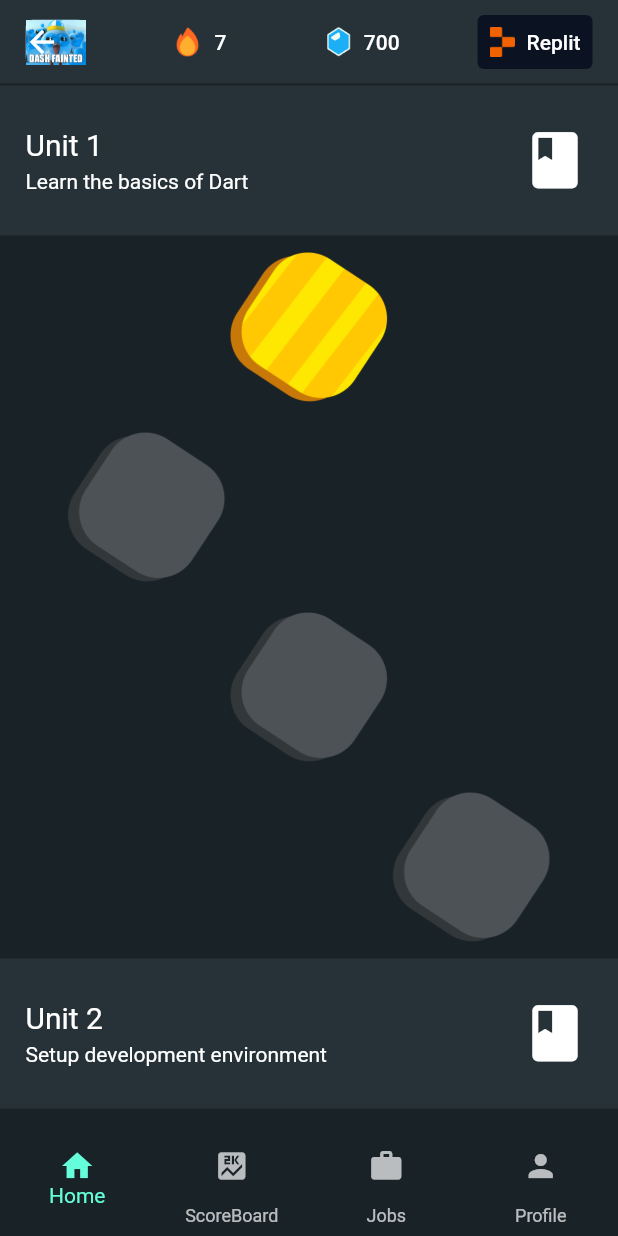
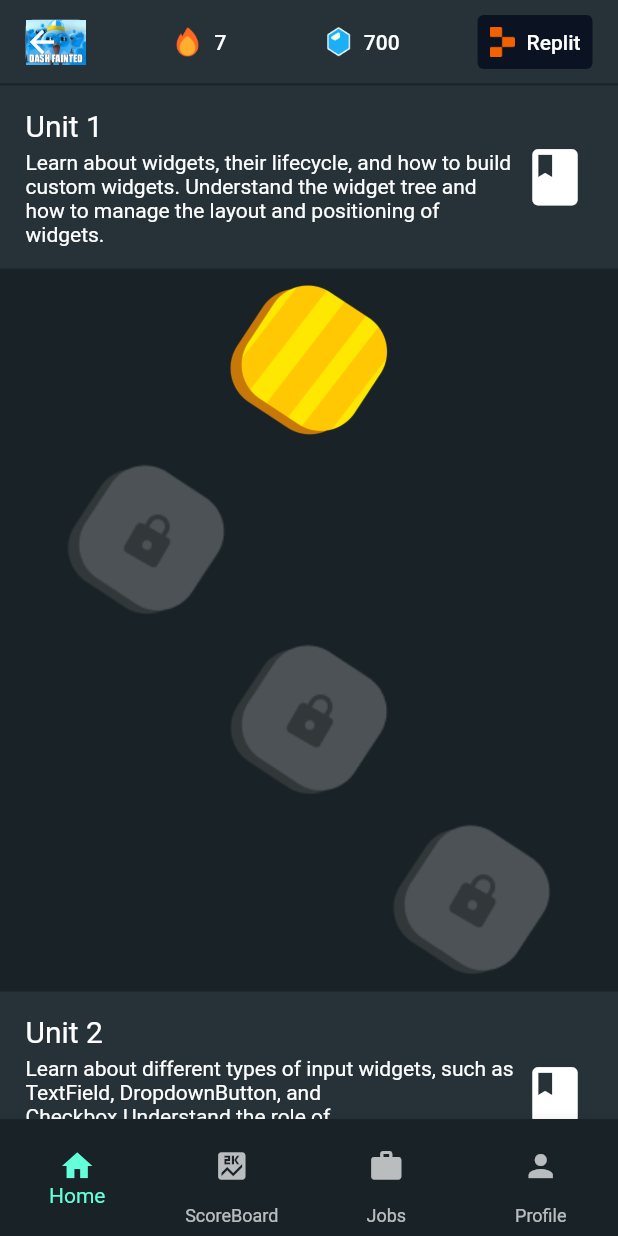
Before and after one commit to DreamBig-in/app_0.1, a Flutter app: the HomeView screen opened by its route, on a phone screen of 412 x 824 dp. Run offline on Flutter 3.47's test engine with Material 2 defaults, Android fonts, the light colour scheme and no system bars; our stand-ins replace animated_text_kit, firebase_auth, firebase_core, flutter_markdown, google_sign_in, rive and 4 more; accounts and stored records are empty; Roboto replaces fonts that are missing (Arial).

Commit message:
UI changes

```diff
--- a/lib/ui/common/mock_data.dart
+++ b/lib/ui/common/mock_data.dart
@@ -4,13 +4,15 @@ import 'package:app/ui/views/login/login_viewmodel.dart';
 const List<Map<String, dynamic>> homeviewResponse = [
   {
     "unit": "1",
-    "unitName": "Learn the basics of Dart",
-    "chapterCount": 5,
+    "unitName":
+        """Learn about widgets, their lifecycle, and how to build custom widgets. Understand the widget tree and how to manage the layout and positioning of widgets.""",
+    "chapterCount": 4,
     "progress": {"chapter_name 1": true, "chapter_name 2": false},
   },
   {
-    "unit": "1",
-    "unitName": "Setup development environment",
+    "unit": "2",
+    "unitName":
+        "Learn about different types of input widgets, such as TextField, DropdownButton, and Checkbox.Understand the role of TextEditingController and how it can be used to read and manipulate user input.",
     "chapterCount": 5,
     "progress": {"chapter_name 1": true, "chapter_name 2": false},
   },
--- a/lib/ui/views/home/home_view.dart
+++ b/lib/ui/views/home/home_view.dart
@@ -92,13 +92,14 @@ class HomeView extends StackedView<HomeViewModel> {
                 return ListView.builder(
                   shrinkWrap: true,
                   physics: const NeverScrollableScrollPhysics(),
-                  itemCount: homeviewResponse[mainindex].length + 1,
+                  itemCount: homeviewResponse[mainindex]["chapterCount"] + 1,
                   itemBuilder: (context, index) {
                     return index == 0
                         ? Container(
-                            padding: const EdgeInsets.symmetric(horizontal: 17),
+                            padding: const EdgeInsets.symmetric(
+                                horizontal: 17, vertical: 15),
                             margin: const EdgeInsets.symmetric(vertical: 1),
-                            height: 100,
+                            // height: 100,
                             decoration:
                                 BoxDecoration(color: appBarBackgroundColor),
                             child: Row(
```
Also changed, not shown: assets/images/disabled_level.png.
